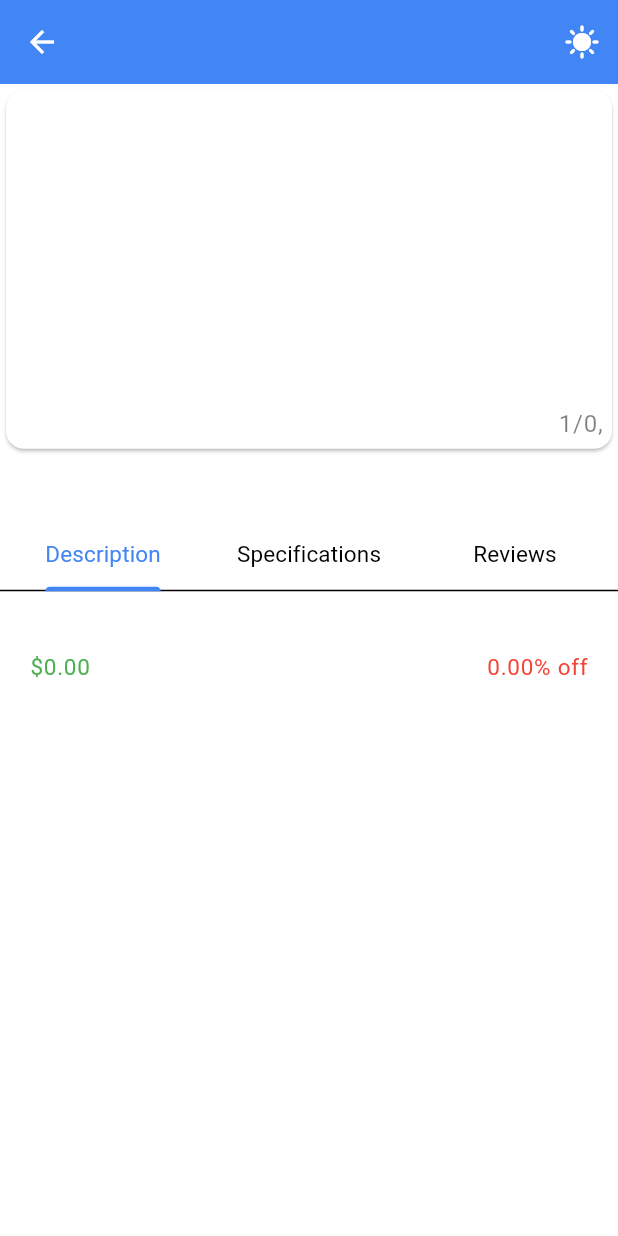
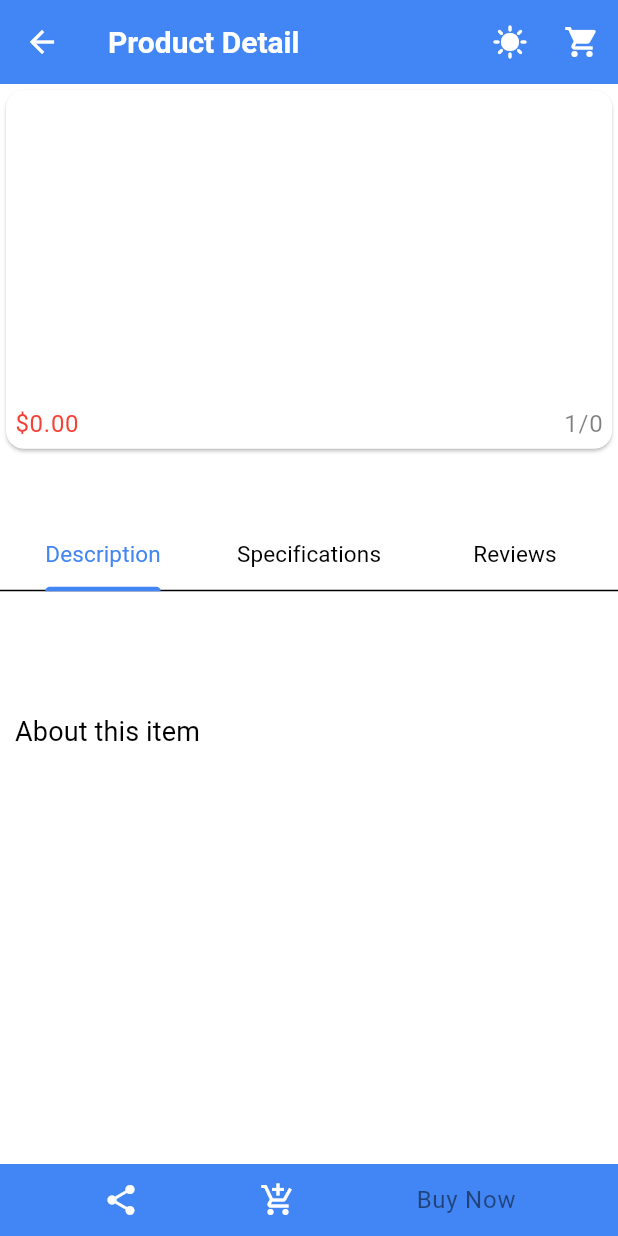
Before and after one commit to Nyi-NyiSoe/technical-test, a Flutter app: the ProductDetailPage screen opened directly with empty values, on a phone screen of 412 x 824 dp. Run offline on Flutter 3.47's test engine with Material 3 defaults, Android fonts, the phone set to English and light mode, and no system bars; our stand-ins replace flutter_riverpod, fluttertoast, riverpod, shimmer; generated files the repository leaves out were written again; network calls fail; Roboto replaces fonts that are missing (MateSC).

Commit message:
feat/new review ui/cart buttons added

```diff
--- a/lib/screens/product_detail_page.dart
+++ b/lib/screens/product_detail_page.dart
@@ -1,12 +1,14 @@
 import 'package:flutter/material.dart';
+import 'package:fluttertoast/fluttertoast.dart';
 import 'package:technicaltest/models/Product.dart';
 import 'package:technicaltest/widgets/change_theme.dart';
 import 'package:technicaltest/widgets/custom_carousel.dart';
+import 'package:technicaltest/widgets/review_widget.dart';
 
 class ProductDetailPage extends StatelessWidget {
   final Product product;
 
-  const ProductDetailPage({Key? key, required this.product}) : super(key: key);
+  const ProductDetailPage({super.key, required this.product});
 
   @override
   Widget build(BuildContext context) {
@@ -46,7 +48,90 @@ class ProductDetailPage extends StatelessWidget {
       child: SafeArea(
         child: Scaffold(
           appBar: AppBar(
-            actions: [changeTheme()],
+            title: Text('Product Detail'),
+            actions: [
+              changeTheme(),
+              IconButton(
+                  onPressed: () {}, icon: const Icon(Icons.shopping_cart))
+            ],
+          ),
+          bottomSheet: Container(
+            color: Theme.of(context).primaryColor,
+            child: Row(
+              mainAxisAlignment: MainAxisAlignment.spaceEvenly,
+              children: [
+                IconButton(
+                  onPressed: () {
+                    Fluttertoast.showToast(
+                        msg: "Function to be implimented in future updates",
+                        toastLength: Toast.LENGTH_SHORT,
+                        gravity: ToastGravity.CENTER,
+                        timeInSecForIosWeb: 1,
+                        backgroundColor: Colors.red,
+                        textColor: Colors.white,
+                        fontSize: 16.0);
+                  },
+                  icon: const Icon(Icons.share),
+                  color: Colors.white,
+                ),
+                IconButton(
+                  onPressed: () {
+                    showDialog(
+                        context: context,
+                        builder: (context) {
+                          return AlertDialog(
+                            title: Text(
+                              'Add to Cart',
+                              style: Theme.of(context).textTheme.titleMedium,
+                            ),
+                            content: Text(
+                              'Do you want to add to cart?',
+                              style: Theme.of(context).textTheme.labelMedium,
+                            ),
+                            actions: [
+                              TextButton(
+                                  onPressed: () {
+                                    Navigator.pop(context);
+                                  },
+                                  child: Row(
+                                    mainAxisAlignment:
+                                        MainAxisAlignment.spaceBetween,
+                                    children: [
+                                      IconButton(
+                                          onPressed: () {
+                                            Navigator.pop(context);
+                                          },
+                                          icon: const Icon(Icons.cancel)),
+                                      IconButton(
+                                          onPressed: () {
+                                            Navigator.pop(context);
+                                          },
+                                          icon: const Icon(Icons.check))
+                                    ],
+                                  ))
+                            ],
+                          );
+                        });
+                  },
+                  icon: const Icon(Icons.add_shopping_cart),
+                  color: Colors.white,
+                ),
+                TextButton(
+                  onPressed: () {
+                    Fluttertoast.showToast(
+                        msg: "Function to be implimented in future updates",
+                        toastLength: Toast.LENGTH_SHORT,
+                        gravity: ToastGravity.CENTER,
+                        timeInSecForIosWeb: 1,
+                        backgroundColor: Colors.red,
+                        textColor: Colors.white,
+                        fontSize: 16.0);
+                  },
+                  child: Text('Buy Now',
+                      style: Theme.of(context).textTheme.labelMedium),
+                )
+              ],
+            ),
           ),
           body: Column(
             children: [
@@ -75,7 +160,14 @@ class ProductDetailPage extends StatelessWidget {
                     Padding(
                       padding: const EdgeInsets.all(10.0),
                       child: Column(
+                        mainAxisAlignment: MainAxisAlignment.spaceEvenly,
+                        crossAxisAlignment: CrossAxisAlignment.start,
                         children: [
+                          Text('About this item',
+                              style: Theme.of(context)
+                                  .textTheme
+                                  .labelLarge!
+                                  .copyWith(fontSize: 18)),
                           Text(
                             product.description!,
                             style: Theme.of(context)
@@ -83,28 +175,20 @@ class ProductDetailPage extends StatelessWidget {
                                 .bodySmall!
                                 .copyWith(fontSize: 16),
                           ),
-                          Padding(
-                            padding: const EdgeInsets.all(10.0),
-                            child: Row(
-                              mainAxisAlignment: MainAxisAlignment.spaceBetween,
-                              crossAxisAlignment: CrossAxisAlignment.start,
-                              children: [
-                                Text('\$${product.price!.toStringAsFixed(2)}',
-                                    style: Theme.of(context)
-                                        .textTheme
-                                        .labelMedium!
-                                        .copyWith(
-                                            fontSize: 15, color: Colors.green)),
-                                Text(
-                                    '${product.discountPercentage!.toStringAsFixed(2)}% off',
-                                    style: Theme.of(context)
-                                        .textTheme
-                                        .labelMedium!
-                                        .copyWith(
-                                            fontSize: 15, color: Colors.red)),
-                              ],
-                            ),
-                          )
+                          Wrap(
+                            spacing: 6.0,
+                            runSpacing: 6.0,
+                            children: product.tags!
+                                .map((tag) => Chip(
+                                        label: Text(
+                                      tag,
+                                      style: Theme.of(context)
+                                          .textTheme
+                                          .labelMedium,
+                                    )))
+                                .toList(),
+                          ),
+                          const SizedBox(height: 10),
                         ],
                       ),
                     ),
@@ -119,26 +203,13 @@ class ProductDetailPage extends StatelessWidget {
                     Padding(
                       padding: const EdgeInsets.all(8.0),
                       child: ListView(
+                        padding: const EdgeInsets.only(bottom: 80),
                         children: product.reviews!.map((review) {
-                          return Card(
-                            margin: const EdgeInsets.symmetric(vertical: 8.0),
-                            shape: RoundedRectangleBorder(
-                              borderRadius: BorderRadius.circular(15.0),
-                            ),
-                            elevation: 5,
-                            child: ListTile(
-                              title: Text(
-                                review['reviewerName'],
-                                style: const TextStyle(
-                                    fontWeight: FontWeight.bold),
-                              ),
-                              subtitle: Text(review['comment']),
-                              trailing: const Icon(
-                                Icons.star,
-                                color: Colors.yellow,
-                              ),
-                            ),
-                          );
+                          return ReviewWidget(
+                              rating: review['rating'],
+                              comment: review['comment'],
+                              date: review['date'],
+                              reviewerName: review['reviewerName']);
                         }).toList(),
                       ),
                     ),
--- a/lib/utils/providers.dart
+++ b/lib/utils/providers.dart
@@ -8,4 +8,4 @@ final themeProvider = StateProvider<ThemeData>((ref) => TAppTheme.lightTheme);
 
 final iconProvider = StateProvider<IconData>((ref) => Icons.sunny);
 
-final imagCountProvider = StateProvider<int>((ref) => 1);
+final imagCountProvider = StateProvider.autoDispose<int>((ref) => 1);
--- a/lib/widgets/custom_carousel.dart
+++ b/lib/widgets/custom_carousel.dart
@@ -32,7 +32,7 @@ class CustomCarouselImage extends StatelessWidget {
                   },
                   options: CarouselOptions(
                     onPageChanged: (index, reason) {
-                      ref.read(imagCountProvider.notifier).state = index +1;
+                      ref.read(imagCountProvider.notifier).state = index + 1;
                     },
                     autoPlay: false,
                     enableInfiniteScroll: false,
@@ -43,13 +43,49 @@ class CustomCarouselImage extends StatelessWidget {
                 ),
               )),
           Positioned(
+              bottom: 0,
+              child: Padding(
+                  padding: const EdgeInsets.all(10.0),
+                  child: product.discountPercentage == 0
+                      ? Text(
+                          '\$${product.price!.toStringAsFixed(2)}',
+                          style: Theme.of(context)
+                              .textTheme
+                              .labelMedium!
+                              .copyWith(color: Colors.red),
+                        )
+                      : Row(
+                          children: [
+                            Text(
+                              '\$${(product.price! - (product.price! * product.discountPercentage! / 100)).toStringAsFixed(2)}',
+                              style: Theme.of(context)
+                                  .textTheme
+                                  .labelMedium!
+                                  .copyWith(color: Colors.red),
+                            ),
+                            const SizedBox(width: 8),
+                            Text(
+                              '\$${product.price!.toStringAsFixed(2)}',
+                              style: Theme.of(context)
+                                  .textTheme
+                                  .labelMedium!
+                                  .copyWith(
+                                      decoration: TextDecoration.lineThrough,
+                                      color: Theme.of(context)
+                                          .colorScheme
+                                          .secondary),
+                            ),
+                          ],
+                        ))),
+          Positioned(
             right: 0,
             bottom: 0,
             child: Padding(
               padding: const EdgeInsets.all(10.0),
               child: SizedBox(
                   child: Text(
-                '$imgCount/${product.imageUrl!.length},',style: Theme.of(context).textTheme.labelMedium,
+                '$imgCount/${product.imageUrl!.length}',
+                style: Theme.of(context).textTheme.labelMedium,
               )),
             ),
           )
```
Also changed, not shown: lib/widgets/review_widget.dart (added, +73 -0 lines).
